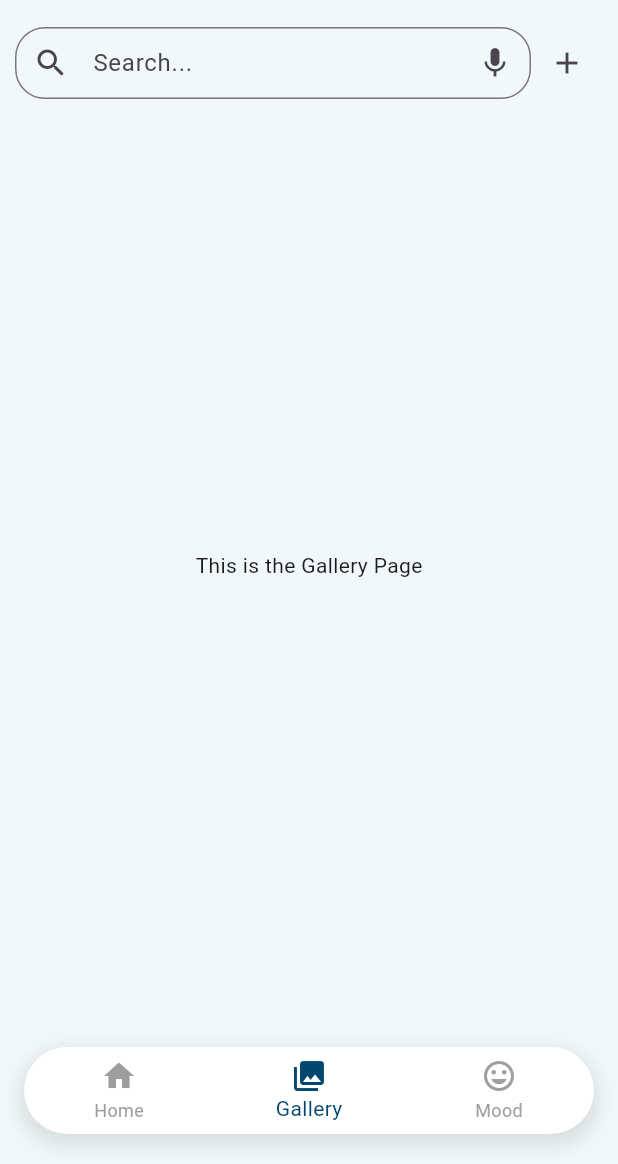
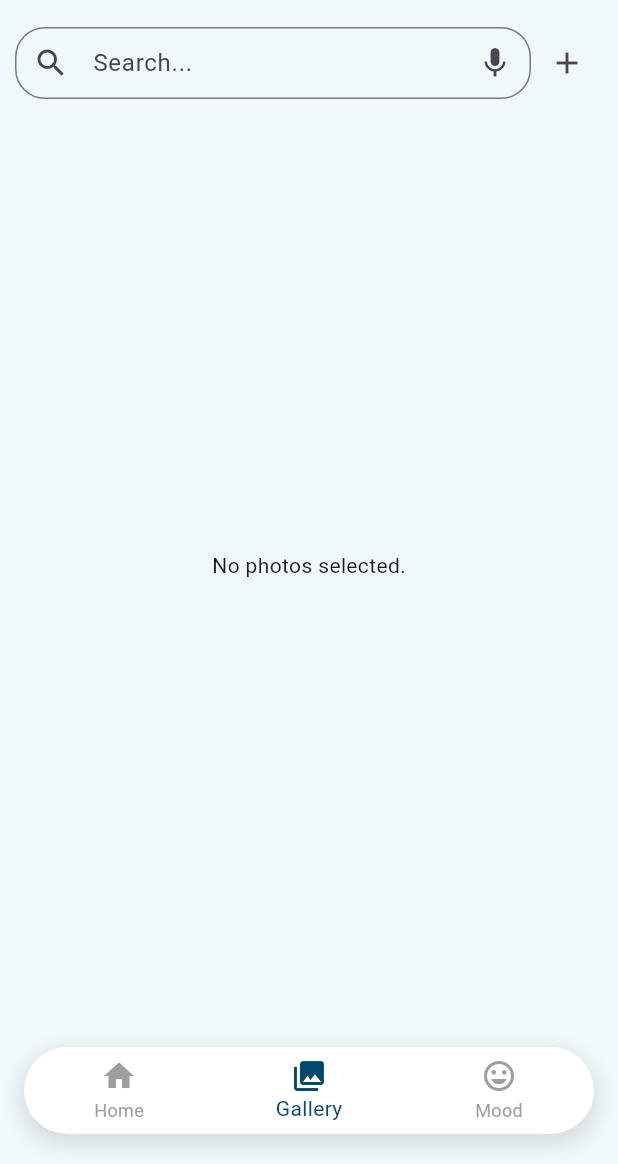
Before and after one commit to bretmuchow07/dementia-care, a Flutter app: the screen it shows after launch, item 2 of the bottom bar chosen, after a tap on the "add" icon, on a phone screen of 412 x 824 dp, the part 72-1236 px from its top. Run offline on Flutter 3.47's test engine with Material 3 defaults, Android fonts, the light colour scheme and no system bars; our stand-ins replace flutter_dotenv, flutter_secure_storage, image_picker, photo_view, supabase_flutter; accounts and stored records are empty; network calls fail; Roboto replaces fonts that are missing (Poppins).

Commit message:
gallery view

```diff
--- a/dementia_care/lib/main.dart
+++ b/dementia_care/lib/main.dart
@@ -2,16 +2,18 @@ import 'package:dementia_care/screens/auth/auth_gate.dart';
 import 'package:flutter/material.dart';
 //import 'package:google_fonts/google_fonts.dart';
 import 'package:supabase_flutter/supabase_flutter.dart';
+import 'package:flutter_secure_storage/flutter_secure_storage.dart';
+import 'package:flutter_dotenv/flutter_dotenv.dart';
 
 
 Future<void> main() async {
   WidgetsFlutterBinding.ensureInitialized();
+  await dotenv.load(fileName: ".env");
 
   await Supabase.initialize(
-    url: 'https://knlyoklxzbxlunxhsrda.supabase.co',
-    anonKey: 'eyJhbGciOiJIUzI1NiIsInR5cCI6IkpXVCJ9.eyJpc3MiOiJzdXBhYmFzZSIsInJlZiI6ImtubHlva2x4emJ4bHVueGhzcmRhIiwicm9sZSI6ImFub24iLCJpYXQiOjE3Mzk3Nzg4MzAsImV4cCI6MjA1NTM1NDgzMH0.A6GfEbsuMK6SIK0N-J8gMO85xJ2xwwztulK7ybbiSA0',
+    url: dotenv.env['SUPABASE_URL']!,
+    anonKey: dotenv.env['SUPABASE_ANON_KEY']!,
   );
-
   runApp(const MyApp());
 }
 
--- a/dementia_care/lib/screens/gallery/gallery.dart
+++ b/dementia_care/lib/screens/gallery/gallery.dart
@@ -1,7 +1,24 @@
 import 'package:flutter/material.dart';
+import 'package:dementia_care/widgets/galleryview.dart';
+import 'package:image_picker/image_picker.dart';
 
-class GalleryPage extends StatelessWidget {
+class GalleryPage extends StatefulWidget {
   const GalleryPage({super.key});
+
+  @override
+  State<GalleryPage> createState() => _GalleryPageState();
+}
+
+class _GalleryPageState extends State<GalleryPage> {
+  final GlobalKey<GalleryViewState> _galleryKey = GlobalKey<GalleryViewState>();
+
+  Future<void> _pickImages() async {
+    final ImagePicker picker = ImagePicker();
+    final List<XFile>? picked = await picker.pickMultiImage();
+    if (picked != null && picked.isNotEmpty) {
+      _galleryKey.currentState?.addImages(picked);
+    }
+  }
 
   @override
   Widget build(BuildContext context) {
@@ -34,17 +51,13 @@ class GalleryPage extends StatelessWidget {
                 IconButton(
                   icon: const Icon(Icons.add),
                   tooltip: 'Upload Media',
-          onPressed: () {
-            // Add upload media functionality here
-          },
+                  onPressed: _pickImages,
                 ),
               ],
             ),
           ),
-          const Expanded(
-            child: Center(
-              child: Text('This is the Gallery Page'),
-            ),
+          Expanded(
+            child: GalleryView(key: _galleryKey),
           ),
         ],
       ),
--- /dev/null
+++ b/dementia_care/lib/widgets/galleryview.dart
@@ -0,0 +1,73 @@
+import 'dart:typed_data';
+import 'package:flutter/material.dart';
+import 'package:image_picker/image_picker.dart';
+import 'package:photo_view/photo_view.dart';
+
+class GalleryView extends StatefulWidget {
+  const GalleryView({Key? key}) : super(key: key);
+
+  @override
+  GalleryViewState createState() => GalleryViewState();
+}
+
+class GalleryViewState extends State<GalleryView> {
+  final List<XFile> _images = [];
+
+  // This method allows parent widgets to add images
+  void addImages(List<XFile> images) {
+    setState(() {
+      _images.addAll(images);
+    });
+  }
+
+  void _openPhoto(BuildContext context, XFile image) async {
+    final bytes = await image.readAsBytes();
+    if (!mounted) return;
+    Navigator.of(context).push(
+      MaterialPageRoute(
+        builder: (_) => Scaffold(
+          appBar: AppBar(),
+          body: Center(
+            child: PhotoView(
+              imageProvider: MemoryImage(bytes),
+              backgroundDecoration: const BoxDecoration(color: Colors.black),
+            ),
+          ),
+        ),
+      ),
+    );
+  }
+
+  @override
+  Widget build(BuildContext context) {
+    return _images.isEmpty
+        ? const Center(child: Text('No photos selected.'))
+        : GridView.builder(
+            padding: const EdgeInsets.all(8),
+            gridDelegate: const SliverGridDelegateWithFixedCrossAxisCount(
+              crossAxisCount: 3,
+              mainAxisSpacing: 4,
+              crossAxisSpacing: 4,
+            ),
+            itemCount: _images.length,
+            itemBuilder: (context, index) {
+              return FutureBuilder<Uint8List>(
+                future: _images[index].readAsBytes(),
+                builder: (context, snapshot) {
+                  if (!snapshot.hasData) {
+                    return Container(color: Colors.grey[300]);
+                  }
+                  return GestureDetector(
+                    onTap: () => _openPhoto(context, _images[index]),
+                    child: Image.memory(
+                      snapshot.data!,
+                      fit: BoxFit.cover,
+                      errorBuilder: (context, error, stackTrace) => Container(color: Colors.grey[300]),
+                    ),
+                  );
+                },
+              );
+            },
+          );
+  }
+}
--- a/dementia_care/pubspec.yaml
+++ b/dementia_care/pubspec.yaml
@@ -38,6 +38,10 @@ dependencies:
   supabase_flutter: ^2.8.3
   google_fonts: ^6.2.0
   photo_view: ^0.15.0
+  image_picker: ^1.1.2
+  flutter_secure_storage: ^9.2.4
+  flutter_dotenv: ^5.2.1
+
 
 dev_dependencies:
   flutter_test:
```
Also changed, not shown: dementia_care/pubspec.lock, 11 other files. Lines whose indentation alone changed are shown as unchanged.
